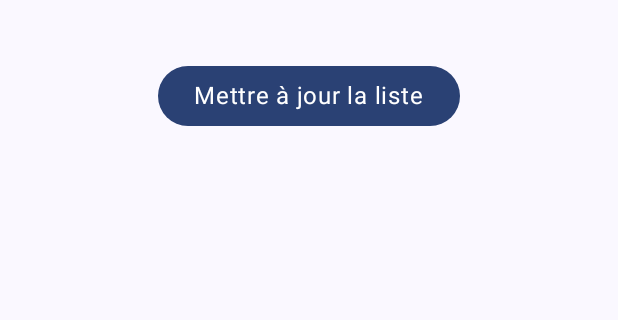
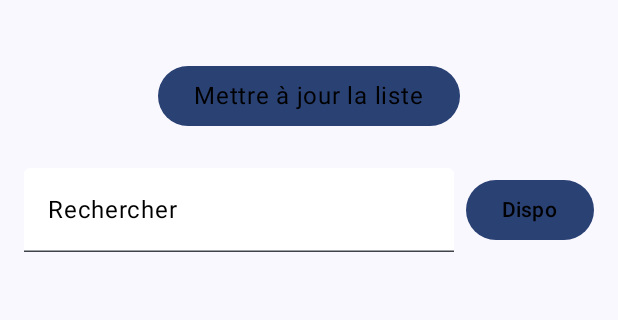
Before and after one commit to maeva22/SongWithMe, an Android app built with Jetpack Compose: the composable SongsList called with empty values, on a phone screen of 412 x 824 dp, the part 114-434 px from its top. Run offline under Robolectric (Android 15) with nearby library versions, the phone set to English and light mode, and no system bars; libraries missing offline, so code that uses them is left out: fr.enssat.singwithme; network calls fail.

Commit message:
fix add search bar and button for have dispo song

```diff
--- a/app/src/main/java/fr/enssat/singwithme/MdNs/ListSongs.kt
+++ b/app/src/main/java/fr/enssat/singwithme/MdNs/ListSongs.kt
@@ -8,6 +8,7 @@ import androidx.compose.animation.core.spring
 import androidx.compose.foundation.layout.Column
 import androidx.compose.foundation.layout.Row
 import androidx.compose.foundation.layout.fillMaxSize
+import androidx.compose.foundation.layout.fillMaxWidth
 import androidx.compose.foundation.layout.padding
 import androidx.compose.foundation.lazy.LazyColumn
 import androidx.compose.foundation.lazy.items
@@ -15,8 +16,11 @@ import androidx.compose.material3.Button
 import androidx.compose.material3.ButtonDefaults
 import androidx.compose.material3.Card
 import androidx.compose.material3.CardDefaults
+import androidx.compose.material3.ExperimentalMaterial3Api
 import androidx.compose.material3.MaterialTheme
 import androidx.compose.material3.Text
+import androidx.compose.material3.TextField
+import androidx.compose.material3.TextFieldDefaults
 import androidx.compose.runtime.Composable
 import androidx.compose.runtime.getValue
 import androidx.compose.runtime.mutableStateOf
@@ -32,6 +36,7 @@ import androidx.compose.ui.unit.sp
 import androidx.navigation.NavController
 
 
+@OptIn(ExperimentalMaterial3Api::class)
 @Composable
 fun SongsList(
     modifier: Modifier = Modifier,
@@ -40,8 +45,11 @@ fun SongsList(
 ){
     var songs by remember { mutableStateOf(initialSongs) }
     val context = LocalContext.current
+    var searchQuery by remember { mutableStateOf("") }
+    var showUnlockedOnly by remember { mutableStateOf(false) }
 
     Column(modifier = modifier.fillMaxSize())  {
+        // Titre
         Text(
             modifier = modifier.padding(vertical = 40.dp, horizontal = 25.dp)
                 .align(Alignment.CenterHorizontally),
@@ -70,10 +78,50 @@ fun SongsList(
         ) {
             Text(
                 text = "Mettre à jour la liste",
-                color = Color.White,
-                style = MaterialTheme.typography.bodyLarge
+                color = Color.Black,
+                style = MaterialTheme.typography.bodyLarge,
             )
         }
+        Row(
+                modifier = Modifier
+                    .fillMaxWidth()
+                    .padding(horizontal = 16.dp, vertical = 8.dp),
+        verticalAlignment = Alignment.CenterVertically
+        ) {
+        // Barre de recherche
+        TextField(
+            value = searchQuery,
+            onValueChange = { query ->
+                searchQuery = query
+                filterSongs(initialSongs, searchQuery, showUnlockedOnly)?.let { songs = it }
+            },
+            modifier = Modifier.weight(1f),
+            placeholder = { Text("Rechercher",color = Color.Black) },
+            singleLine = true,
+            colors = TextFieldDefaults.textFieldColors(
+                containerColor = Color.White, focusedTextColor = Color.Black
+            )
+        )
+
+        // Bouton pour filtrer les chansons non verrouillées
+        Button(
+            onClick = {
+                showUnlockedOnly = !showUnlockedOnly
+                filterSongs(initialSongs, searchQuery, showUnlockedOnly)?.let { songs = it }
+            },
+            modifier = Modifier.padding(start = 8.dp),
+            colors = ButtonDefaults.buttonColors(
+                containerColor = if (showUnlockedOnly) MaterialTheme.colorScheme.secondary else MaterialTheme.colorScheme.primary
+            )
+        ) {
+            Text(
+                text = if (showUnlockedOnly) "Tous" else "Dispo",
+                color = Color.Black
+            )
+        }
+    }
+
+        // Liste sons
         LazyColumn(modifier = modifier.padding( horizontal = 25.dp)) {
             items(songs) { song ->
                 CardSong(
@@ -133,3 +181,14 @@ fun CardContent(song: ListMusic) {
         }
     }
 }
+
+private fun filterSongs(
+    songs: List<ListMusic>,
+    query: String,
+    showUnlockedOnly: Boolean
+): List<ListMusic> {
+    return songs.filter { song ->
+        (query.isBlank() || song.name.contains(query, ignoreCase = true) ||
+        song.artist.contains(query, ignoreCase = true)) && (!showUnlockedOnly || song.locked!="true")
+    }
+}
--- a/app/src/main/java/fr/enssat/singwithme/MdNs/LyricsActivity.kt
+++ b/app/src/main/java/fr/enssat/singwithme/MdNs/LyricsActivity.kt
@@ -116,7 +116,7 @@ fun LyricsScreen(songPath: String?, navController: NavController) {
                 ) {
                     Text(
                         text = "Mettre à jour la liste",
-                        color = Color.White,
+                        color = Color.Black,
                         style = MaterialTheme.typography.bodyLarge
                     )
                 }
```
